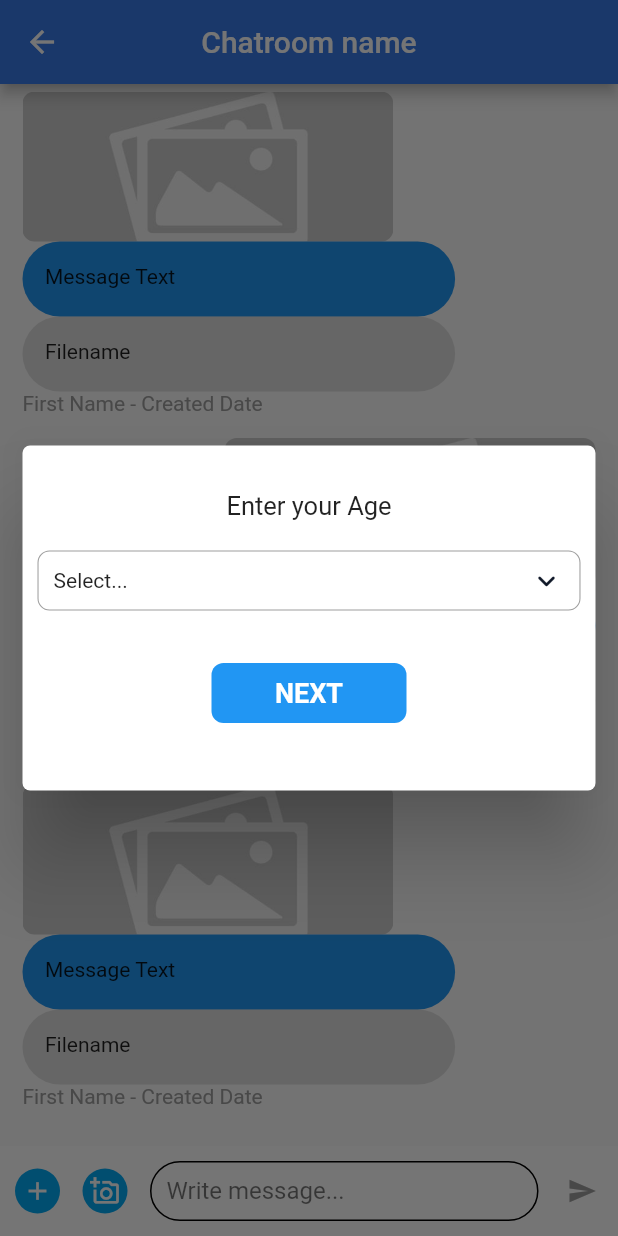
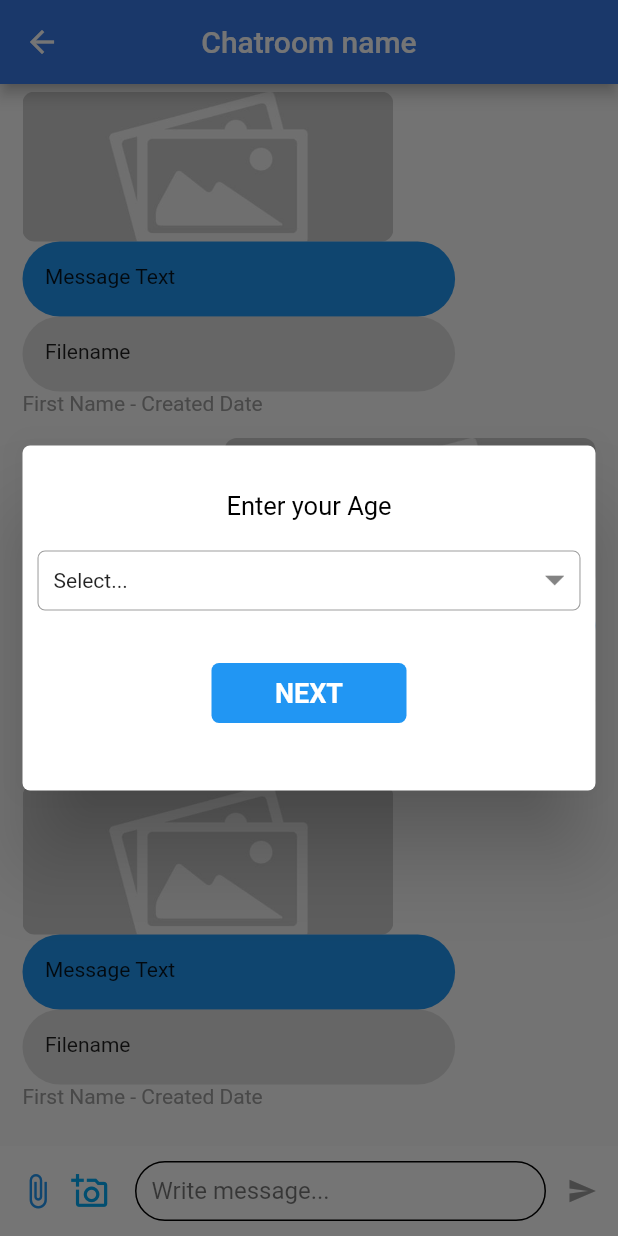
Before and after one commit to JyotBrainBinary/yitaku_new, a Flutter app: the ChatRoomsNameScreen screen opened directly, item 3 of the bottom bar chosen, on a phone screen of 412 x 824 dp. Run offline on Flutter 3.47's test engine with Material 2 defaults, Android fonts, the phone set to English and light mode, and no system bars; our stand-ins replace dropdown_button2, get, image_picker, readmore, shared_preferences; accounts and stored records are empty.

Commit message:
changes issue

```diff
--- a/lib/screen/chatScreen/chatroomsNameScreen/chatRoomNameScreen.dart
+++ b/lib/screen/chatScreen/chatroomsNameScreen/chatRoomNameScreen.dart
@@ -194,13 +194,13 @@ class ChatRoomsNameScreen extends StatelessWidget {
                 height: 30,
                 width: 30,
                 decoration: BoxDecoration(
-                  color: Colors.lightBlue,
+                  color: Colors.transparent,
                   borderRadius: BorderRadius.circular(30),
                 ),
-                child: const Icon(Icons.add, color: Colors.white, size: 20, ),
+                child: const Icon(Icons.attach_file, color: Colors.blue, size: 25, ),
               ),
             ),
-            const SizedBox(width: 15,),
+            const SizedBox(width: 5,),
             GestureDetector(
               onTap: (){
                 FocusScope.of(context).unfocus();
@@ -235,10 +235,10 @@ class ChatRoomsNameScreen extends StatelessWidget {
                 height: 30,
                 width: 30,
                 decoration: BoxDecoration(
-                  color: Colors.lightBlue,
+                  color: Colors.transparent,
                   borderRadius: BorderRadius.circular(30),
                 ),
-                child: Icon(Icons.add_a_photo_outlined, color: Colors.white, size: 20, ),
+                child: Icon(Icons.add_a_photo_outlined, color: Colors.lightBlue, size: 25, ),
               ),
             ),
             SizedBox(width: 15,),
@@ -260,7 +260,6 @@ class ChatRoomsNameScreen extends StatelessWidget {
                ),
               )
             ),
-            SizedBox(width: 5,),
             IconButton(
                 onPressed:  () {
                   controller.showAgeDialog(context);
--- a/lib/screen/chatScreen/chatroomsNameScreen/chatRoomsName_Controller.dart
+++ b/lib/screen/chatScreen/chatroomsNameScreen/chatRoomsName_Controller.dart
@@ -1,5 +1,6 @@
 import 'package:flutter/material.dart';
 import 'package:get/get.dart';
+import 'package:yitaku/utils/asset_res.dart';
 
 import '../../../utils/colorRes.dart';
 
@@ -27,7 +28,7 @@ class ChatRoomNameController extends GetxController{
               child: Column(
                 children: [
                   SizedBox(height: 20,),
-                  Text("Enter your Age",style: TextStyle(fontSize: 17),),
+                  Text("Enter your Age",style: TextStyle(fontSize: 17,color: Colors.black),),
                   SizedBox(height: 20,),
                   GestureDetector(
                     onTap: () {
@@ -43,21 +44,20 @@ class ChatRoomNameController extends GetxController{
                       width: Get.width,
                       decoration: BoxDecoration(
                         border: Border.all(width: 0.7,color: Colors.grey),
-                        borderRadius: const BorderRadius.all(Radius.circular(8)),
+                        borderRadius: const BorderRadius.all(Radius.circular(5)),
                       ),
                       child: Row(
                         children: [
                           const SizedBox(width: 10,),
                           Text(ageName),
                           const Spacer(),
-                          drop  ? const Icon(
-                            Icons.keyboard_arrow_up_rounded,
-                            color: ColorRes.fontGrey,
-                          )  : const Icon(
-                            Icons.keyboard_arrow_down_rounded,
-                            color: ColorRes.fontGrey,
+                          drop ? SizedBox(
+                            child: Image.asset(AssetRes.frame1,height: 13,width: 13,),
+                          )
+                              :  SizedBox(
+                            child: Image.asset(AssetRes.frame,height: 13,width: 13,),
                           ),
-                          const SizedBox(width: 10,),
+                           SizedBox(width: 10,),
                         ],
                       ),
                     ),
@@ -101,7 +101,7 @@ class ChatRoomNameController extends GetxController{
                       width: 130,
                       decoration: BoxDecoration(
                         color: Colors.blue,
-                        borderRadius: const BorderRadius.all(Radius.circular(8)),
+                        borderRadius: const BorderRadius.all(Radius.circular(5)),
                       ),
                       child: Center(child: Text("NEXT",style: TextStyle(color: Colors.white,fontSize: 18,fontWeight: FontWeight.bold),)),
                     ),
@@ -145,7 +145,7 @@ class ChatRoomNameController extends GetxController{
                     width: 130,
                     decoration: BoxDecoration(
                       color: Colors.blue,
-                      borderRadius: const BorderRadius.all(Radius.circular(8)),
+                      borderRadius: const BorderRadius.all(Radius.circular(5)),
                     ),
                     child: Center(child: Text("OK",style: TextStyle(color: Colors.white,fontSize: 18,fontWeight: FontWeight.bold),)),
                   ),
--- a/lib/screen/chatScreen/chatroomsNameScreen/chat_attachments.dart
+++ b/lib/screen/chatScreen/chatroomsNameScreen/chat_attachments.dart
@@ -39,7 +39,7 @@ class ChatAttachmentScreen extends StatelessWidget {
                     ),
                     child: const Center(
                       child:
-                          Text("Send", style: TextStyle(color: Colors.white)),
+                          Text("Send", style: TextStyle(color: Colors.white,fontWeight: FontWeight.bold)),
                     )),
               ),
               SizedBox(height: Get.height * 0.02),
--- a/lib/screen/homeLoanOffers/HsbcLoanOfferBank/HsbcLoanOfferBank_screen.dart
+++ b/lib/screen/homeLoanOffers/HsbcLoanOfferBank/HsbcLoanOfferBank_screen.dart
@@ -146,7 +146,7 @@ class HsbcLoanOffreBankScreen extends StatelessWidget {
               Text(
                 StringRes.hSBCDetails,
                 textAlign: TextAlign.center,
-                style: TextStyle(color: Colors.grey,fontSize: 15),
+                style: TextStyle(color: Colors.grey,fontSize: 13),
               ),
               SizedBox(height: Get.height * 0.05),
             ],
--- a/lib/screen/homeLoanOffers/compareHomeLoanOffres/compare_homeLoan_offres.dart
+++ b/lib/screen/homeLoanOffers/compareHomeLoanOffres/compare_homeLoan_offres.dart
@@ -24,7 +24,7 @@ class CompareHomeLoanOffresController extends StatelessWidget {
               SizedBox(height: 20,),
               SizedBox(
                 width: Get.width * 0.80,
-                child: Text("With YITAKU's home loan comparison tool it's easy to choose the best offer that suits your needs.",textAlign: TextAlign.center,style: TextStyle(color: Colors.grey,fontSize: 15),),
+                child: Text("With YITAKU's home loan comparison tool it's easy to choose the best offer that suits your needs.",textAlign: TextAlign.center,style: TextStyle(color: Colors.grey,fontSize: 15,fontWeight: FontWeight.bold),),
               ),
               SizedBox(height: 20,),
               Container(
@@ -51,7 +51,7 @@ class CompareHomeLoanOffresController extends StatelessWidget {
               SizedBox(
                 width: Get.width * 0.85,
                 child: Text("Calculate how much you are likely to borrow from a bank based on your income",
-                  textAlign: TextAlign.center,style: TextStyle(color: Colors.grey,fontSize: 15),),
+                  textAlign: TextAlign.center,style: TextStyle(color: Colors.grey,fontSize: 15,fontWeight: FontWeight.bold),),
               ),
               SizedBox(height: 10,),
               Icon(Icons.arrow_downward_sharp,size: 40,color: Colors.grey,),
@@ -68,7 +68,7 @@ class CompareHomeLoanOffresController extends StatelessWidget {
               SizedBox(
                 width: Get.width * 0.85,
                 child: Text("Calculate how loan offres based on a particular property ... it's easy",
-                  textAlign: TextAlign.center,style: TextStyle(color: Colors.grey,fontSize: 15),),
+                  textAlign: TextAlign.center,style: TextStyle(color: Colors.grey,fontSize: 15,),),
               ),
               SizedBox(height: 10,),
               Text("Step 1: Find a property that you like",style: TextStyle(color: Colors.grey,fontSize: 15),),
```
